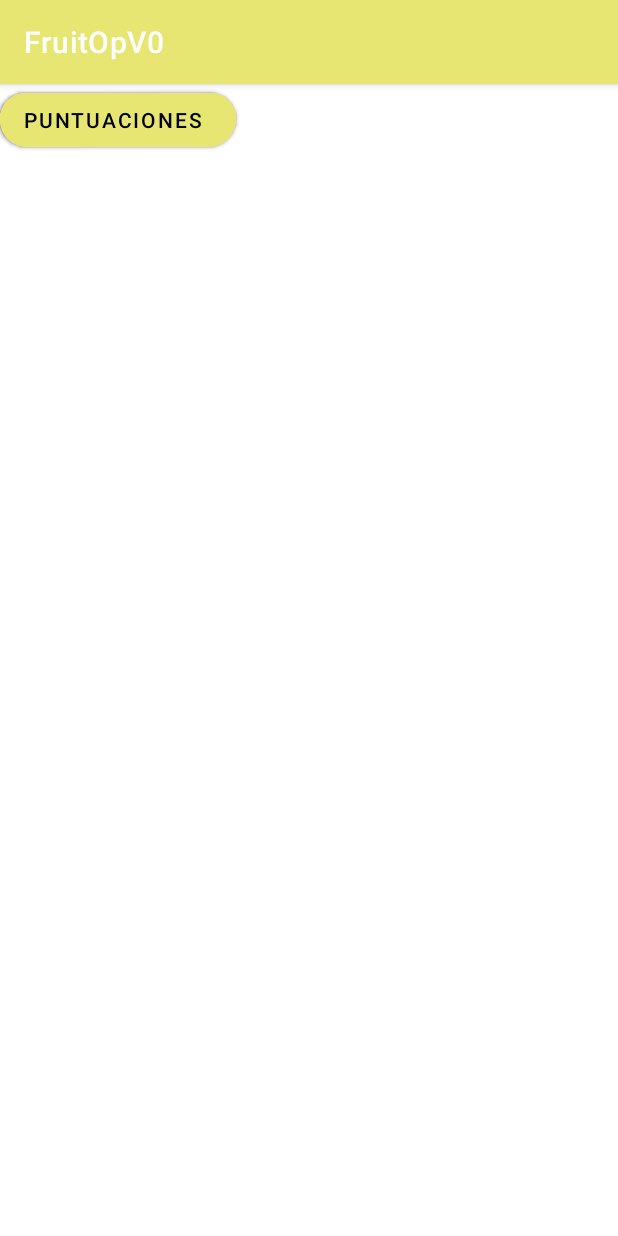
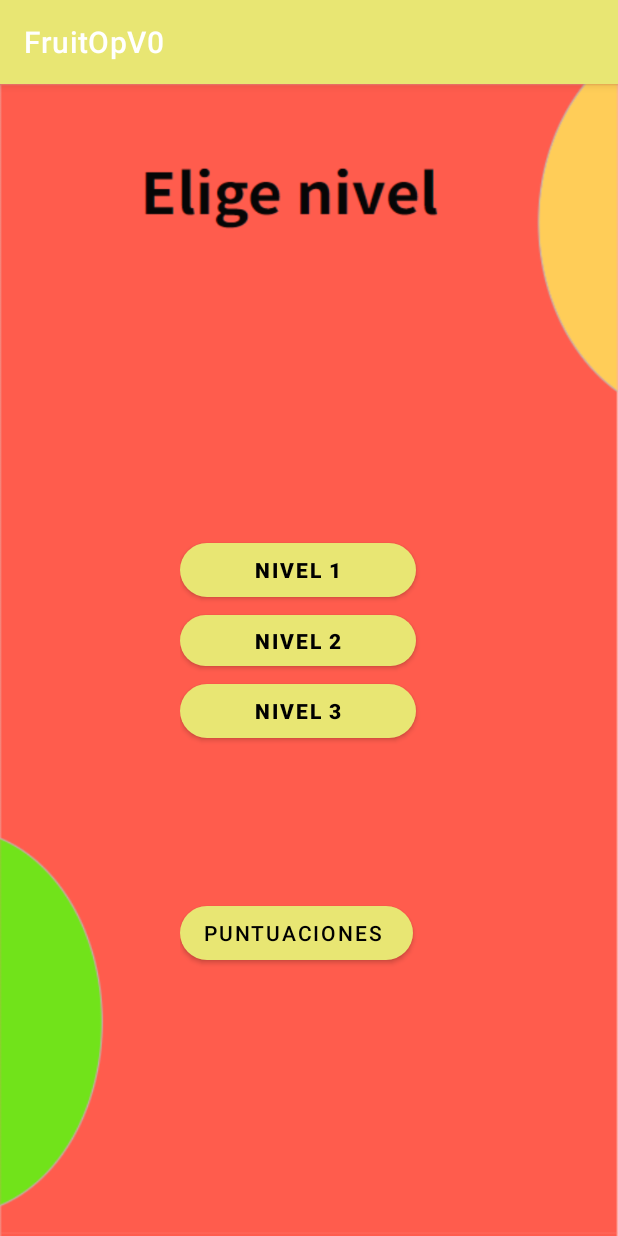
Before and after one commit to Kevin-Mora/FruitOpV0, an Android app: the NivelesActivity screen opened directly, with no data from a screen before it, on a phone screen of 412 x 824 dp. Run offline under Robolectric (Android 15) with nearby library versions, the phone set to English and light mode, and no system bars.

Commit message:
Correcciones de formato

```diff
--- a/app/src/main/AndroidManifest.xml
+++ b/app/src/main/AndroidManifest.xml
@@ -9,10 +9,11 @@
         android:roundIcon="@mipmap/ic_launcher_round"
         android:supportsRtl="true"
         android:theme="@style/Theme.FruitOpV0">
+        <activity android:name=".Nivel1Activity"></activity>
         <activity
             android:name=".PuntuacionesActivity"
             android:label="@string/title_activity_puntuaciones"
-            android:theme="@style/Theme.FruitOpV0.NoActionBar"></activity>
+            android:theme="@style/Theme.FruitOpV0.NoActionBar" />
         <activity android:name=".NivelesActivity" />
         <activity
             android:name=".ConfiguracionesActivity"
--- a/app/src/main/java/com/example/fruitopv0/NivelesActivity.kt
+++ b/app/src/main/java/com/example/fruitopv0/NivelesActivity.kt
@@ -18,9 +18,17 @@ class NivelesActivity : AppCompatActivity() {
         // nombreboton.setOnCLickListener{ }) en este caso a la variable intent y nuestro metodo
         // intent que como parametros es this de esta pantalla a, nombre de la otra pantalla
         // por ultimo con startActivity(intent) activamos nuestro intent
-        btn3.setOnClickListener {
-            val intent: Intent = Intent(this, PuntuacionesActivity:: class.java)
+
+
+
+
+        // Boton para ir a nivel UNO
+        val btn4: Button = findViewById(R.id.btn_n1)
+        // Llamamos a nuestra funcion escucha
+        btn4.setOnClickListener {
+            val intent: Intent = Intent(this, Nivel1Activity:: class.java)
             startActivity(intent )
         }
+
     }
 }
--- a/app/src/main/res/layout/fragment_main.xml
+++ /dev/null
@@ -1,6 +0,0 @@
-<?xml version="1.0" encoding="utf-8"?>
-<androidx.constraintlayout.widget.ConstraintLayout
-    xmlns:android="http://schemas.android.com/apk/res/android" android:layout_width="match_parent"
-    android:layout_height="match_parent">
-
-</androidx.constraintlayout.widget.ConstraintLayout>
--- a/app/src/main/res/layout/niveles__activity.xml
+++ b/app/src/main/res/layout/niveles__activity.xml
@@ -4,37 +4,48 @@
     xmlns:tools="http://schemas.android.com/tools"
     android:layout_width="match_parent"
     android:layout_height="match_parent"
+    android:background="@drawable/niveles"
     tools:context=".NivelesActivity">
 
-    <Button
-        android:id="@+id/btn_n3"
-        android:layout_width="157dp"
-        android:layout_height="48dp"
-        android:text="NIVEL 3"
-        android:textStyle="bold"
-        app:cornerRadius="30dp"
-        tools:layout_editor_absoluteX="127dp"
-        tools:layout_editor_absoluteY="361dp" />
+    <LinearLayout
+        android:layout_width="match_parent"
+        android:layout_height="match_parent"
+        android:layout_marginStart="120dp"
+        android:layout_marginTop="300dp"
+        android:orientation="vertical"
+        app:layout_constraintStart_toStartOf="parent"
+        app:layout_constraintTop_toTopOf="parent">
 
         <Button
             android:id="@+id/btn_n1"
             android:layout_width="157dp"
-        android:layout_height="45dp"
+            android:layout_height="wrap_content"
             android:text="NIVEL 1"
             android:textStyle="bold"
             app:cornerRadius="30dp"
-        tools:layout_editor_absoluteX="127dp"
-        tools:layout_editor_absoluteY="229dp" />
+            />
 
         <Button
             android:id="@+id/btn_n2"
             android:layout_width="157dp"
             android:layout_height="46dp"
+            android:layout_marginStart="0dp"
             android:text="NIVEL 2"
             android:textStyle="bold"
             app:cornerRadius="30dp"
-        tools:layout_editor_absoluteX="127dp"
-        tools:layout_editor_absoluteY="298dp" />
+            app:layout_constraintStart_toStartOf="parent" />
+
+        <Button
+            android:id="@+id/btn_n3"
+            android:layout_width="157dp"
+            android:layout_height="wrap_content"
+            android:text="NIVEL 3"
+            android:textStyle="bold"
+            app:cornerRadius="30dp" />
+
+        <Space
+            android:layout_width="match_parent"
+            android:layout_height="100dp" />
 
         <Button
             android:id="@+id/btn_puntuaciones"
@@ -42,7 +53,7 @@
             android:layout_height="wrap_content"
             android:text="Puntuaciones "
             app:cornerRadius="30dp"
-        tools:layout_editor_absoluteX="127dp"
-        tools:layout_editor_absoluteY="532dp"
             tools:textStyle="bold" />
+    </LinearLayout>
+
 </androidx.constraintlayout.widget.ConstraintLayout>
--- a/app/src/main/res/layout/settings_activity.xml
+++ b/app/src/main/res/layout/settings_activity.xml
@@ -1,6 +1,8 @@
 <LinearLayout xmlns:android="http://schemas.android.com/apk/res/android"
     android:layout_width="match_parent"
-    android:layout_height="match_parent">
+    android:layout_height="match_parent"
+    android:background="@drawable/confi"
+    >
 
     <FrameLayout
         android:id="@+id/settings"
```
Also changed, not shown: app/src/main/java/com/example/fruitopv0/MainActivity.kt (+5 -5 lines), app/src/main/java/com/example/fruitopv0/Nivel1Activity.kt (added, +26 -0 lines), app/src/main/java/com/example/fruitopv0/PuntuacionesActivity.kt (deleted, +0 -31 lines), app/src/main/java/com/example/fruitopv0/ui/main/PageViewModel.kt (deleted, +0 -19 lines), app/src/main/java/com/example/fruitopv0/ui/main/PlaceholderFragment.kt (deleted, +0 -59 lines), app/src/main/java/com/example/fruitopv0/ui/main/SectionsPagerAdapter.kt (deleted, +0 -35 lines), app/src/main/res/layout/activity_main.xml (+13 -3 lines), app/src/main/res/layout/activity_nivel1.xml (added, +28 -0 lines), app/src/main/res/layout/fragment_puntuaciones.xml (deleted, +0 -23 lines), app/src/main/res/drawable/confi.PNG (added), app/src/main/res/drawable/main_fondo.PNG (added), app/src/main/res/drawable/niveles.PNG (added). Lines whose indentation alone changed are shown as unchanged.
